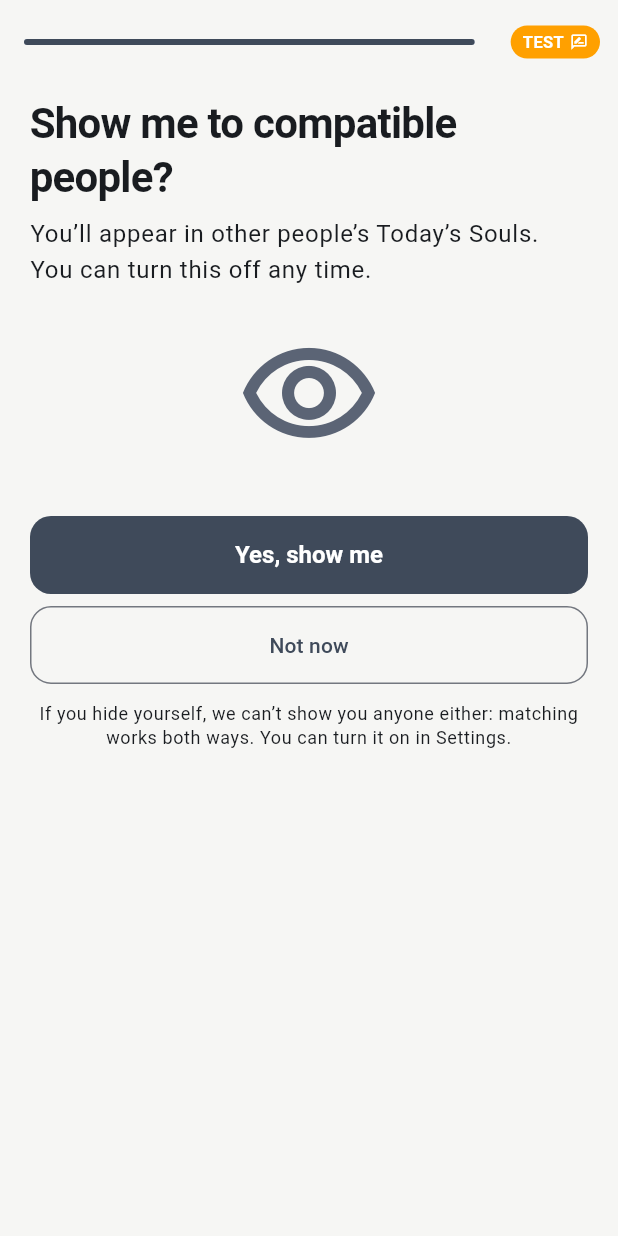
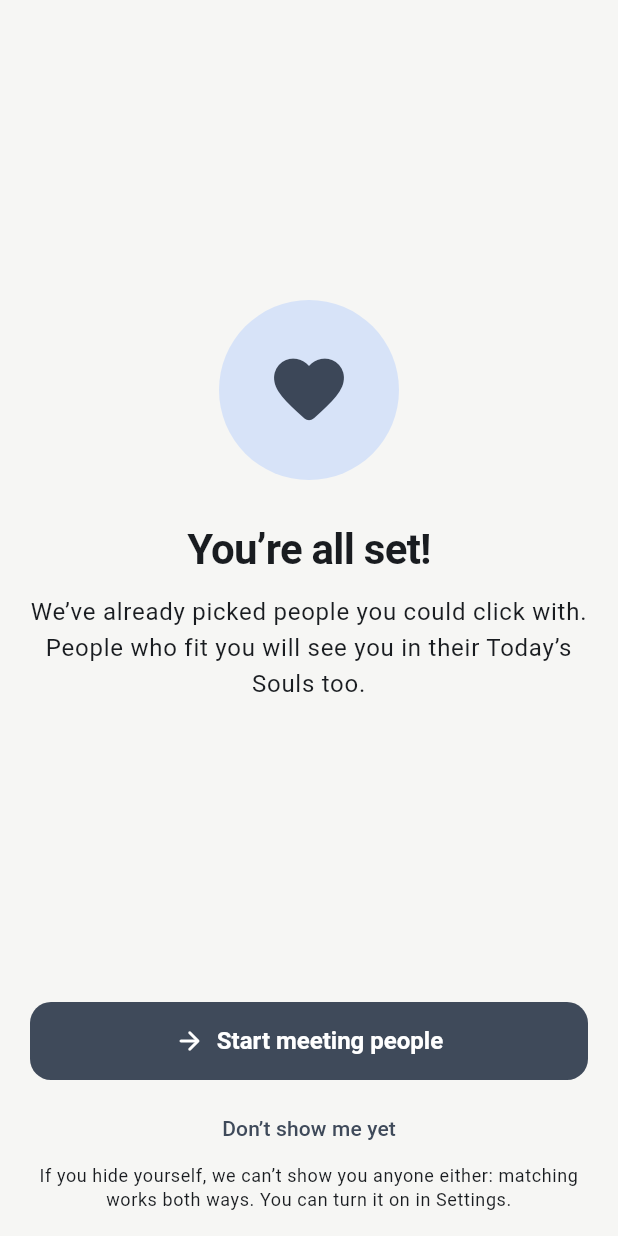
Before and after one commit to Collapsar-Dev/NearSoul, a Flutter app: the DiscoveryOptInScreen screen opened by its route, on a phone screen of 412 x 824 dp. Run offline on Flutter 3.47's test engine with Material 3 defaults, Android fonts, the phone set to English and light mode, and no system bars; our stand-ins replace dio, flutter_riverpod, flutter_secure_storage, flutter_timezone, geolocator, go_router and 3 more; missing offline and left inert: dart:js_interop; accounts and stored records are empty.

Commit message:
Onboarding asks 10 starter questions; the rest refine the profile from the Soul tab (CR-21). Final step redesigned and never stalls silently (CR-22)
Co-Authored-By: Claude Opus 5.5 <noreply@anthropic.com>

```diff
--- a/apps/app/lib/features/onboarding/onboarding_screens.dart
+++ b/apps/app/lib/features/onboarding/onboarding_screens.dart
@@ -4,6 +4,7 @@ import 'package:go_router/go_router.dart';
 import 'package:image_picker/image_picker.dart';
 import '../../core/platform/image_stub.dart' if (dart.library.js_interop) '../../core/platform/image_web.dart';
 import 'package:intl/intl.dart';
+import '../../core/api.dart';
 import '../../core/config.dart';
 import '../../core/responsive.dart';
 import '../../core/session.dart';
@@ -497,29 +498,94 @@ class _InterestsScreenState extends ConsumerState<InterestsScreen> {
 class DiscoveryOptInScreen extends ConsumerWidget {
   const DiscoveryOptInScreen({super.key});
 
+  static const _stepRoutes = {
+    'dob': '/onboarding/dob',
+    'terms': '/onboarding/consents',
+    'quickScan': '/onboarding/scan',
+    'shareLevel': '/onboarding/share',
+    'basics': '/onboarding/basics',
+    'photos': '/onboarding/photos',
+    'interests': '/onboarding/interests',
+  };
+
   @override
   Widget build(BuildContext context, WidgetRef ref) {
     final l = context.l;
     Future<void> finish(bool discover) async {
       final api = ref.read(apiProvider);
-      await api.post('/v1/me/onboarding/complete');
+      try {
+        await api.post('/v1/me/onboarding/complete');
+      } on ApiError catch (e) {
+        // A step the server still needs: go there instead of silently staying on this screen.
+        final missing = ((e.details?['missing'] as List?) ?? const []).cast<String>();
+        final route = missing.map((m) => _stepRoutes[m]).whereType<String>().firstOrNull;
+        if (e.code != 'ONBOARDING_INCOMPLETE' || route == null) rethrow;
+        if (context.mounted) showSnack(context, l.stepMissing);
+        await ref.read(sessionProvider.notifier).reloadMe();
+        if (context.mounted) context.go(route);
+        return;
+      }
       if (discover) await api.patch('/v1/me', {'discoveryEnabled': true});
       await ref.read(sessionProvider.notifier).reloadMe();
+      if (context.mounted) context.go('/today');
     }
 
-    return StepScaffold(
-      step: 8,
-      title: l.discoveryTitle,
-      subtitle: l.discoveryBody,
-      children: [
-        Icon(Icons.visibility_outlined, size: 96, color: Theme.of(context).colorScheme.secondary),
-        const SizedBox(height: 32),
-        BusyButton(label: l.discoveryOn, onPressed: () => finish(true)),
-        const SizedBox(height: 8),
-        BusyButton(label: l.notNow, outlined: true, onPressed: () => finish(false)),
-        const SizedBox(height: 12),
-        Text(l.notNowHint, textAlign: TextAlign.center, style: Theme.of(context).textTheme.bodySmall),
-      ],
+    final scheme = Theme.of(context).colorScheme;
+    return Scaffold(
+      body: SafeArea(
+        child: FocusColumn(
+          child: Column(children: [
+            const Spacer(),
+            Container(
+              width: 120,
+              height: 120,
+              decoration: BoxDecoration(shape: BoxShape.circle, color: scheme.secondaryContainer),
+              child: Icon(Icons.favorite_rounded, size: 56, color: scheme.onSecondaryContainer),
+            ),
+            const SizedBox(height: 28),
+            Text(l.finishTitle, style: Theme.of(context).textTheme.headlineMedium, textAlign: TextAlign.center),
+            const SizedBox(height: 12),
+            Text(l.finishBody, style: Theme.of(context).textTheme.bodyLarge, textAlign: TextAlign.center),
+            const Spacer(),
+            SizedBox(width: double.infinity, child: BusyButton(label: l.startDating, icon: Icons.arrow_forward_rounded, onPressed: () => finish(true))),
+            const SizedBox(height: 8),
+            _QuietButton(label: l.startHidden, onPressed: () => finish(false)),
+            Text(l.notNowHint, textAlign: TextAlign.center, style: Theme.of(context).textTheme.bodySmall),
+            const SizedBox(height: 16),
+          ]),
+        ),
+      ),
     );
   }
 }
+
+/// Low-emphasis text button with its own busy state (the secondary choice on the final step).
+class _QuietButton extends StatefulWidget {
+  const _QuietButton({required this.label, required this.onPressed});
+  final String label;
+  final Future<void> Function() onPressed;
+
+  @override
+  State<_QuietButton> createState() => _QuietButtonState();
+}
+
+class _QuietButtonState extends State<_QuietButton> {
+  bool _busy = false;
+
+  @override
+  Widget build(BuildContext context) => TextButton(
+        onPressed: _busy
+            ? null
+            : () async {
+                setState(() => _busy = true);
+                try {
+                  await widget.onPressed();
+                } catch (e) {
+                  if (context.mounted) showSnack(context, errorText(context, e));
+                } finally {
+                  if (mounted) setState(() => _busy = false);
+                }
+              },
+        child: Text(widget.label),
+      );
+}
--- a/apps/app/lib/l10n/app_en.arb
+++ b/apps/app/lib/l10n/app_en.arb
@@ -2,7 +2,7 @@
   "@@locale": "en",
   "appName": "NearSoul",
   "tagline": "Get to know yourself. Discover someone compatible.",
-  "welcome1": "Find out who you are in love, in 6 minutes.",
+  "welcome1": "Find out who you are in love, in 2 minutes.",
   "welcome2": "Meet people who truly fit you, even nearby, right now.",
   "welcome3": "Your exact location is never shared. Ever.",
   "getStarted": "Get started",
@@ -66,7 +66,7 @@
   "consentAnalytics": "Help improve NearSoul with anonymous usage analytics",
   "consentEmails": "Product news by email",
   "scanIntroTitle": "Let’s meet your soul",
-  "scanIntroBody": "About 6 minutes. No right or wrong answers. Just be honest with yourself.",
+  "scanIntroBody": "10 questions, about 2 minutes. No right or wrong answers. Just be honest with yourself.",
   "scanStart": "Start",
   "blockA": "How you are",
   "blockB": "How you love",
@@ -631,5 +631,20 @@
   "menuAccount": "Account",
   "menuHelp": "Help",
   "menuPhotos": "Photos",
-  "menuInterests": "Interests and bio"
+  "menuInterests": "Interests and bio",
+  "refineTitle": "Refine your profile",
+  "refineBody": "{count} more questions: the more you answer, the better your matches and reports.",
+  "refineDone": "Profile refined",
+  "@refineBody": {
+    "placeholders": {
+      "count": {
+        "type": "int"
+      }
+    }
+  },
+  "finishTitle": "You’re all set!",
+  "finishBody": "We’ve already picked people you could click with. People who fit you will see you in their Today’s Souls too.",
+  "startDating": "Start meeting people",
+  "startHidden": "Don’t show me yet",
+  "stepMissing": "One step is still missing, opening it."
 }
--- a/apps/app/lib/l10n/gen/app_localizations.dart
+++ b/apps/app/lib/l10n/gen/app_localizations.dart
@@ -113,7 +113,7 @@ abstract class AppLocalizations {
   /// No description provided for @welcome1.
   ///
   /// In en, this message translates to:
-  /// **'Find out who you are in love, in 6 minutes.'**
+  /// **'Find out who you are in love, in 2 minutes.'**
   String get welcome1;
 
   /// No description provided for @welcome2.
@@ -371,7 +371,7 @@ abstract class AppLocalizations {
   /// No description provided for @scanIntroBody.
   ///
   /// In en, this message translates to:
-  /// **'About 6 minutes. No right or wrong answers. Just be honest with yourself.'**
+  /// **'10 questions, about 2 minutes. No right or wrong answers. Just be honest with yourself.'**
   String get scanIntroBody;
 
   /// No description provided for @scanStart.
@@ -2593,6 +2593,54 @@ abstract class AppLocalizations {
   /// In en, this message translates to:
   /// **'Interests and bio'**
   String get menuInterests;
+
+  /// No description provided for @refineTitle.
+  ///
+  /// In en, this message translates to:
+  /// **'Refine your profile'**
+  String get refineTitle;
+
+  /// No description provided for @refineBody.
+  ///
+  /// In en, this message translates to:
+  /// **'{count} more questions: the more you answer, the better your matches and reports.'**
+  String refineBody(int count);
+
+  /// No description provided for @refineDone.
+  ///
+  /// In en, this message translates to:
+  /// **'Profile refined'**
+  String get refineDone;
+
+  /// No description provided for @finishTitle.
+  ///
+  /// In en, this message translates to:
+  /// **'You’re all set!'**
+  String get finishTitle;
+
+  /// No description provided for @finishBody.
+  ///
+  /// In en, this message translates to:
+  /// **'We’ve already picked people you could click with. People who fit you will see you in their Today’s Souls too.'**
+  String get finishBody;
+
+  /// No description provided for @startDating.
+  ///
+  /// In en, this message translates to:
+  /// **'Start meeting people'**
+  String get startDating;
+
+  /// No description provided for @startHidden.
+  ///
+  /// In en, this message translates to:
+  /// **'Don’t show me yet'**
+  String get startHidden;
+
+  /// No description provided for @stepMissing.
+  ///
+  /// In en, this message translates to:
+  /// **'One step is still missing, opening it.'**
+  String get stepMissing;
 }
 
 class _AppLocalizationsDelegate
--- a/apps/app/lib/l10n/gen/app_localizations_en.dart
+++ b/apps/app/lib/l10n/gen/app_localizations_en.dart
@@ -16,7 +16,7 @@ class AppLocalizationsEn extends AppLocalizations {
   String get tagline => 'Get to know yourself. Discover someone compatible.';
 
   @override
-  String get welcome1 => 'Find out who you are in love, in 6 minutes.';
+  String get welcome1 => 'Find out who you are in love, in 2 minutes.';
 
   @override
   String get welcome2 =>
@@ -160,7 +160,7 @@ class AppLocalizationsEn extends AppLocalizations {
 
   @override
   String get scanIntroBody =>
-      'About 6 minutes. No right or wrong answers. Just be honest with yourself.';
+      '10 questions, about 2 minutes. No right or wrong answers. Just be honest with yourself.';
 
   @override
   String get scanStart => 'Start';
@@ -1385,4 +1385,31 @@ class AppLocalizationsEn extends AppLocalizations {
 
   @override
   String get menuInterests => 'Interests and bio';
+
+  @override
+  String get refineTitle => 'Refine your profile';
+
+  @override
+  String refineBody(int count) {
+    return '$count more questions: the more you answer, the better your matches and reports.';
+  }
+
+  @override
+  String get refineDone => 'Profile refined';
+
+  @override
+  String get finishTitle => 'You’re all set!';
+
+  @override
+  String get finishBody =>
+      'We’ve already picked people you could click with. People who fit you will see you in their Today’s Souls too.';
+
+  @override
+  String get startDating => 'Start meeting people';
+
+  @override
+  String get startHidden => 'Don’t show me yet';
+
+  @override
+  String get stepMissing => 'One step is still missing, opening it.';
 }
```
Also changed, not shown: apps/app/lib/features/onboarding/quick_scan_screen.dart (+13 -2 lines), apps/app/lib/features/soul/soul_screens.dart (+16 -0 lines), apps/app/lib/l10n/app_ru.arb (+11 -3 lines), apps/app/lib/l10n/gen/app_localizations_ru.dart (+29 -2 lines), 12 other files.
